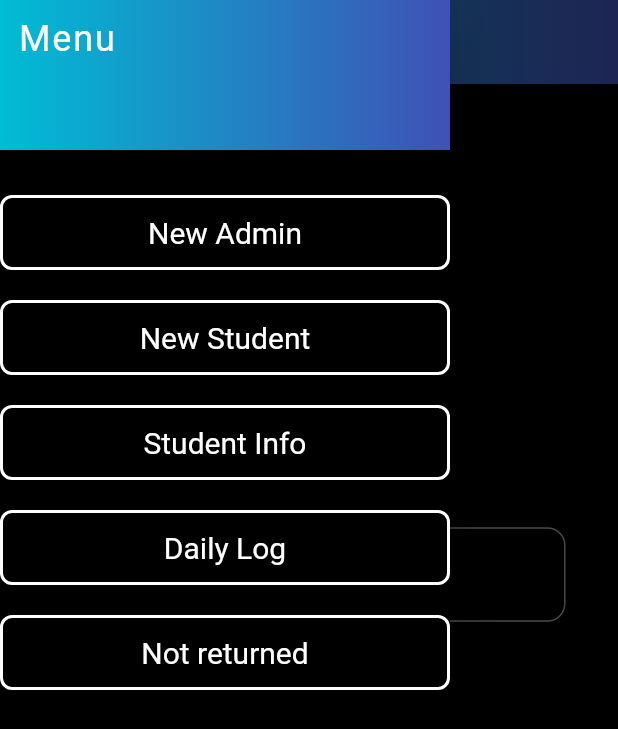
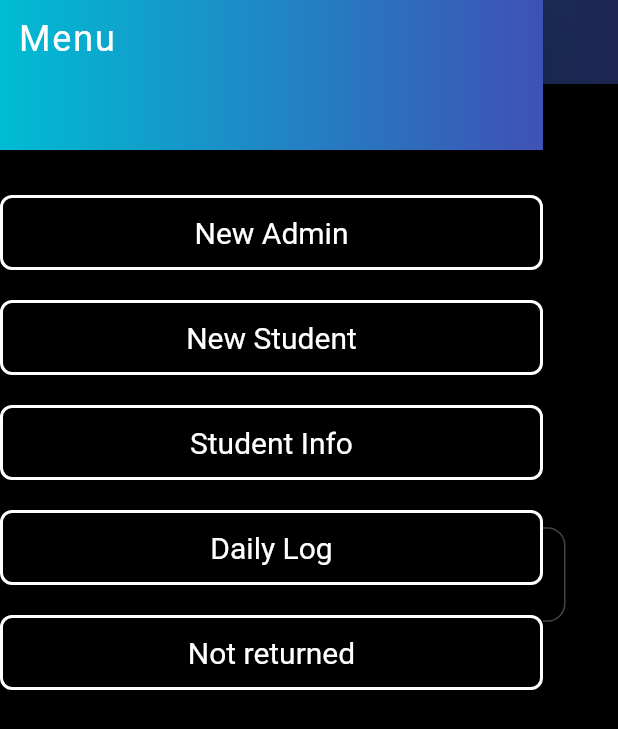
Before and after one commit to ManishModak/appwrite_hackathon, a Flutter app: the screen it shows after launch, with the side drawer open, on a phone screen of 412 x 824 dp. Shown: the top 729 px of the screen. Run offline on Flutter 3.47's test engine with Material 2 defaults, Android fonts, the light colour scheme and no system bars; our stand-ins replace appwrite, firebase_core, flutter_spinkit, image_picker, shared_preferences; accounts and stored records are empty.

Commit message:
drawer set for landscape and Portrait mode.Different Mobile Support

```diff
--- a/lib/pages/manualentry_page.dart
+++ b/lib/pages/manualentry_page.dart
@@ -19,15 +19,17 @@ class _ManualEntryState extends State<ManualEntry> {
 
   late Orientation orientation ;
 
-  double customWidthDrawer(Orientation orientation)
+  late double width ;
+
+  double customWidthDrawer(Orientation orientation,double width)
   {
     if(orientation == Orientation.landscape)
     {
-      return 600 ;
+      return width - 100 ;
     }
     else
     {
-      return 300 ;
+      return width - 50 ;
     }
   }
 
@@ -71,6 +73,8 @@ class _ManualEntryState extends State<ManualEntry> {
   @override
   Widget build(BuildContext context) {
 
+    width = MediaQuery. of(context).size.width ;
+
     orientation = MediaQuery.of(context).orientation;
 
     return SafeArea(
@@ -89,7 +93,7 @@ class _ManualEntryState extends State<ManualEntry> {
           ),
         ),
         drawer: Drawer(
-          width: customWidthDrawer(orientation),
+          width: customWidthDrawer(orientation,width),
           backgroundColor: Colors.black,
           child: ListView(
             children: [
--- a/lib/pages/menuPages/outstudent_page.dart
+++ b/lib/pages/menuPages/outstudent_page.dart
@@ -14,6 +14,8 @@ class _OutStudentState extends State<OutStudent> {
 
   late Orientation orientation ;
 
+  late double width ;
+
   final LogDatabase _log = LogDatabase() ;
 
   @override
@@ -25,6 +27,8 @@ class _OutStudentState extends State<OutStudent> {
   Widget build(BuildContext context) {
 
     orientation = MediaQuery.of(context).orientation;
+
+    width = MediaQuery. of(context). size. width ;
 
     return SafeArea(
       child: Scaffold(
```
